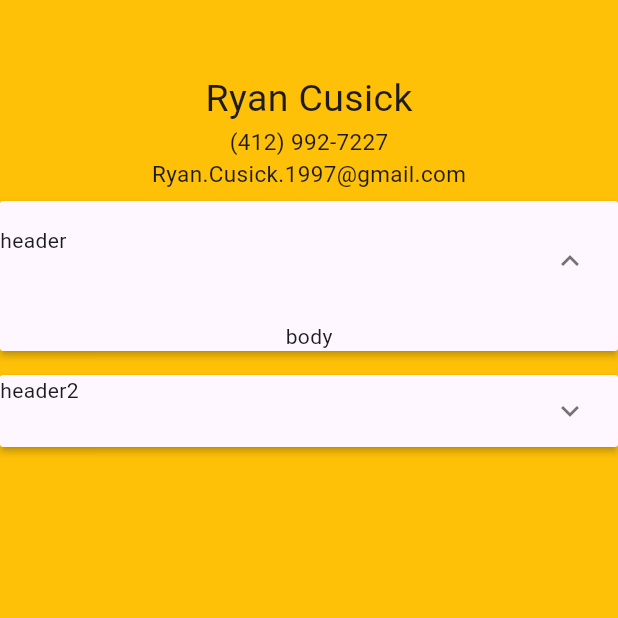
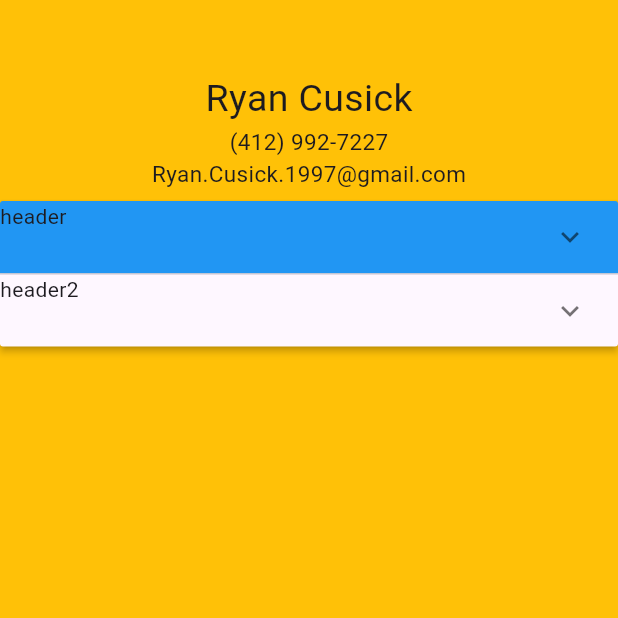
Before and after one commit to Cusick1/portfolio, a Flutter app: the Resume screen opened directly, after a tap on the "expand more" icon, on a phone screen of 412 x 824 dp, the top half of it. Run offline on Flutter 3.47's test engine with Material 3 defaults, Android fonts, the phone set to English and light mode, and no system bars.

Commit message:
fixed ability to adjust background color and added setState to my ExpansionPannels

```diff
--- a/lib/presentation/resume_page.dart
+++ b/lib/presentation/resume_page.dart
@@ -21,6 +21,7 @@ class Resume extends StatelessWidget {
                   header: Text('header'),
                   body: Text('body'),
                   isExpanded: true,
+                  backgroundColor: Colors.blue,
                 ),
                 PannelContent(
                   header: Text('header2'),
--- a/lib/presentation/widgets/expansion_pannels.dart
+++ b/lib/presentation/widgets/expansion_pannels.dart
@@ -26,6 +26,11 @@ class _ExpansionPannelsState extends State<ExpansionPannels> {
 
   Widget _pannels() {
     return ExpansionPanelList(
+      expansionCallback: (int index, bool isExpanded) {
+        setState(() {
+          _contentList[index].isExpanded = isExpanded;
+        });
+      },
       children:
           _contentList.map<ExpansionPanel>((PannelContent pannelContent) {
             return ExpansionPanel(
@@ -35,7 +40,10 @@ class _ExpansionPannelsState extends State<ExpansionPannels> {
               body: pannelContent.body,
               isExpanded: pannelContent.isExpanded,
               canTapOnHeader: pannelContent.canTapOnHeader,
-              backgroundColor: pannelContent.backgroundColor,
+              backgroundColor:
+                  pannelContent.isExpanded
+                      ? Colors.white
+                      : pannelContent.backgroundColor,
               splashColor: pannelContent.splashColor,
               highlightColor: pannelContent.highlightColor,
             );
--- a/lib/presentation/widgets/pannel_content.dart
+++ b/lib/presentation/widgets/pannel_content.dart
@@ -1,7 +1,7 @@
 import 'package:flutter/material.dart';
 
 class PannelContent {
-  const PannelContent({
+  PannelContent({
     required this.header,
     required this.body,
     this.isExpanded = false,
@@ -13,9 +13,9 @@ class PannelContent {
 
   final Widget header;
   final Widget body;
-  final bool isExpanded;
-  final bool canTapOnHeader;
-  final Color? backgroundColor;
-  final Color? splashColor;
-  final Color? highlightColor;
+  bool isExpanded;
+  bool canTapOnHeader;
+  Color? backgroundColor;
+  Color? splashColor;
+  Color? highlightColor;
 }
```
